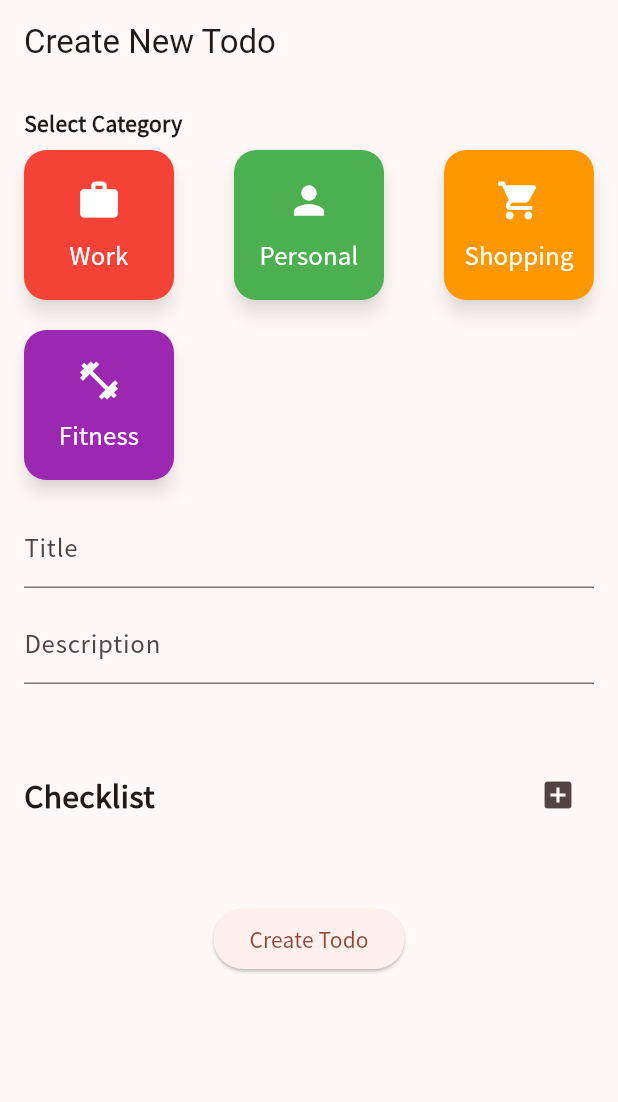
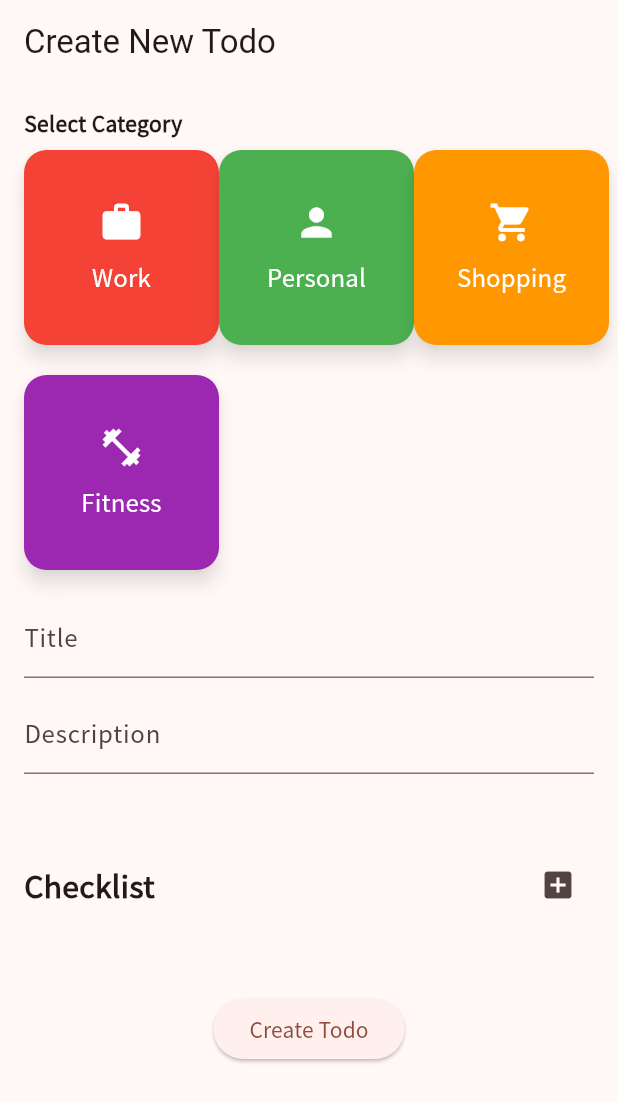
Before and after one commit to suu3/flutter_todo, a Flutter app: the screen it shows after launch, on a phone screen of 412 x 824 dp. Shown: the top 1102 px of the screen. Run offline on Flutter 3.47's test engine with Material 3 defaults, Android fonts, the phone set to English and light mode, and no system bars; our stand-ins replace equatable, flutter_dotenv, flutter_riverpod, riverpod_annotation; missing offline and left inert: supabase_auth_ui; accounts and stored records are empty; generated files the repository leaves out were written again.

Commit message:
Fix. Category Button 크기 조절

```diff
--- a/lib/widgets/category_button.dart
+++ b/lib/widgets/category_button.dart
@@ -6,6 +6,8 @@ class CategoryButton extends StatelessWidget {
   final VoidCallback onTap;
   final Color backgroundColor;
   final bool isSelected;
+  final int? tasks; // 선택형 변수로 변경
+  final bool? showAddButton; // 옵셔널 플러스 버튼
 
   const CategoryButton({
     super.key,
@@ -14,6 +16,8 @@ class CategoryButton extends StatelessWidget {
     required this.onTap,
     required this.backgroundColor,
     required this.isSelected,
+    this.tasks, // 선택형 변수로 변경
+    this.showAddButton, // 옵셔널 플러스 버튼
   });
 
   @override
@@ -21,9 +25,9 @@ class CategoryButton extends StatelessWidget {
     return ConstrainedBox(
       constraints: const BoxConstraints(
         minWidth: 50,
-        minHeight: 50,
-        maxWidth: 100,
-        maxHeight: 100,
+        minHeight: 40,
+        maxWidth: 130,
+        maxHeight: 130,
       ),
       child: AspectRatio(
         aspectRatio: 1,
@@ -66,6 +70,25 @@ class CategoryButton extends StatelessWidget {
                               isSelected ? FontWeight.bold : FontWeight.normal,
                         ),
                       ),
+                      if (tasks != null && tasks! > 0)
+                        Text(
+                          '$tasks tasks',
+                          style: const TextStyle(
+                            color: Colors.white,
+                            fontSize: 12,
+                          ),
+                        ),
+                      if (showAddButton == true)
+                        const Row(
+                          mainAxisAlignment: MainAxisAlignment.start,
+                          children: [
+                            Icon(
+                              Icons.add,
+                              color: Colors.white,
+                              size: 20,
+                            ),
+                          ],
+                        ),
                     ],
                   ),
                 ),
```
